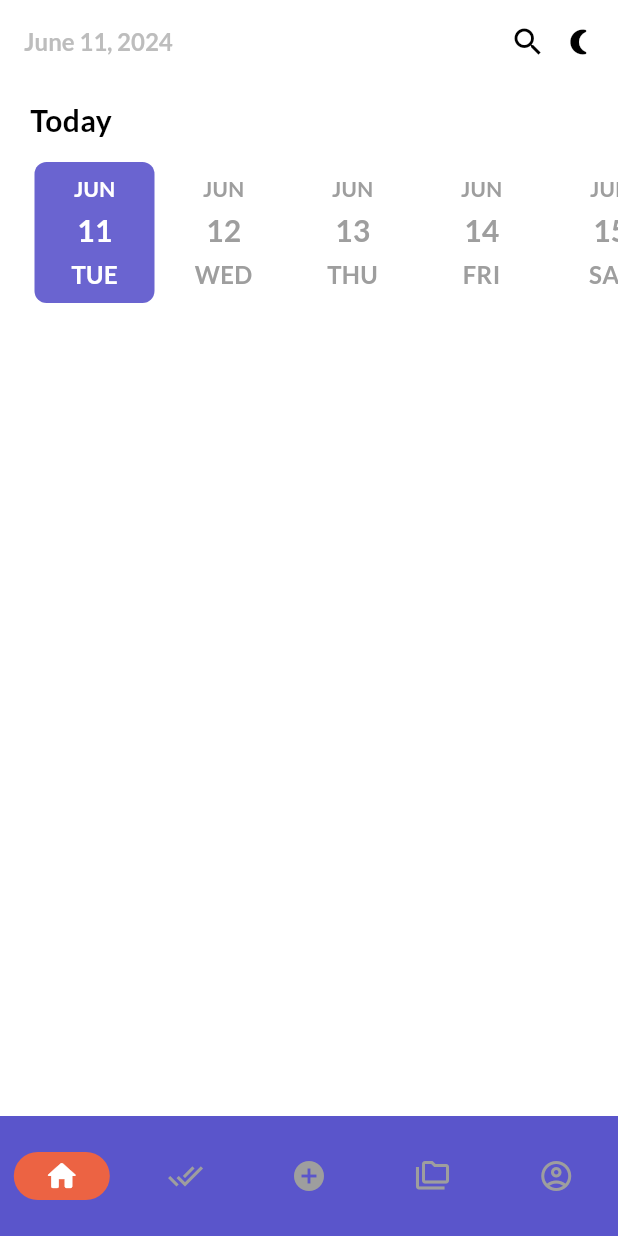
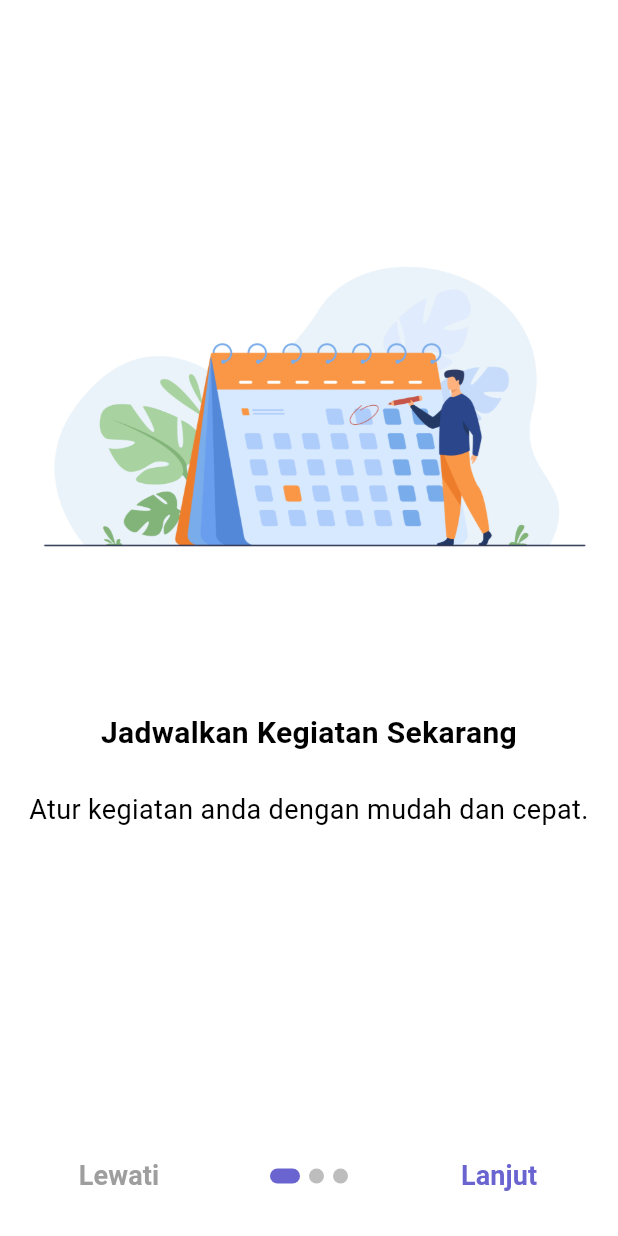
Before and after one commit to ratrimanik/notification_mobile_app, a Flutter app: the screen it shows after launch, on a phone screen of 412 x 824 dp. Run offline on Flutter 3.47's test engine with Material 3 defaults, Android fonts, the phone set to English and light mode, and no system bars; drawn by our look-alikes of date_picker_timeline, introduction_screen; our stand-ins replace flutter_local_notifications, flutter_staggered_animations, get, get_storage, google_fonts, permission_handler and 2 more; accounts and stored records are empty.

Commit message:
update splash and introscreen

```diff
--- /dev/null
+++ b/lib/ui/screen/intro_screen.dart
@@ -0,0 +1,111 @@
+import 'package:flutter/material.dart';
+import 'package:introduction_screen/introduction_screen.dart';
+import 'package:pd_app/ui/screen/login_screen.dart';
+import 'package:pd_app/ui/theme/theme.dart';
+
+class IntroScreen extends StatelessWidget {
+  const IntroScreen({super.key});
+
+  @override
+  Widget build(BuildContext context) {
+    const PageDecoration(
+      titleTextStyle: TextStyle(fontSize: 28, fontWeight: FontWeight.bold),
+      bodyTextStyle: TextStyle(fontSize: 19),
+    );
+
+    return Scaffold(
+      backgroundColor: Colors.white,
+      body: Padding(
+        padding: const EdgeInsets.only(top: 120.0),
+        child: IntroductionScreen(
+          globalBackgroundColor: Colors.white,
+          scrollPhysics: const BouncingScrollPhysics(),
+          pages: [
+            PageViewModel(
+              title: "Jadwalkan Kegiatan Sekarang",
+              body: "Atur kegiatan anda dengan mudah dan cepat.",
+              image: Image.asset(
+                "images/screen1.jpg",
+                height: 400,
+                width: 400,
+              ),
+            ),
+            PageViewModel(
+              title: "Kategorikan Kegiatan",
+              body:
+              "Kelompokkan kegiatan anda untuk manajemen waktu yang lebih baik.",
+              image: Image.asset(
+                "images/screen2.jpg",
+                height: 400,
+                width: 400,
+              ),
+            ),
+            PageViewModel(
+              title: "Maksimalkan Produktivitas",
+              body:
+              "Tuntaskan produktivitas anda dengan maksimal dan capai tujuan anda.",
+              image: Image.asset(
+                "images/screen3.jpg",
+                height: 400,
+                width: 400,
+              ),
+            ),
+          ],
+          onDone: () {},
+          onSkip: () {},
+          showSkipButton: true,
+          done: GestureDetector(
+            child: const Text(
+              "Mulai",
+              style: TextStyle(
+                fontWeight: FontWeight.bold,
+                fontSize: 18,
+                color: primaryClr,
+              ),
+            ),
+            onTap: () {
+              Navigator.push(
+                  context,
+                MaterialPageRoute(builder: (context) => const LoginScreen()),
+              );
+            },
+          ),
+          next: const Text(
+            "Lanjut",
+            style: TextStyle(
+              fontWeight: FontWeight.bold,
+              fontSize: 18,
+              color: primaryClr,
+            ),
+          ),
+          skip: GestureDetector(
+            child: const Text(
+              "Lewati",
+              style: TextStyle(
+                fontWeight: FontWeight.bold,
+                fontSize: 18,
+                color: Colors.grey,
+              ),
+            ),
+            onTap: () {
+              Navigator.push(
+                context,
+                MaterialPageRoute(builder: (context) => const LoginScreen()),
+              );
+            },
+          ),
+          dotsDecorator: DotsDecorator(
+            size: const Size.square(10.0),
+            activeSize: const Size(20.0, 10.0),
+            color: Colors.black26,
+            activeColor: primaryClr,
+            spacing: const EdgeInsets.symmetric(horizontal: 3.0),
+            activeShape: RoundedRectangleBorder(
+              borderRadius: BorderRadius.circular(25.0),
+            ),
+          ),
+        ),
+      ),
+    );
+  }
+}
--- a/lib/ui/screen/splash_screen.dart
+++ b/lib/ui/screen/splash_screen.dart
@@ -1,7 +1,7 @@
 import 'package:flutter/material.dart';
 import 'package:flutter/services.dart';
+import 'package:pd_app/ui/screen/intro_screen.dart';
 import 'package:pd_app/ui/theme/theme.dart';
-import 'package:pd_app/ui/widgets/mainwrapper.dart';
 
 class SplashScreen extends StatefulWidget {
   const SplashScreen({super.key});
@@ -20,7 +20,7 @@ class _SplashScreenState extends State<SplashScreen>
     Future.delayed(const Duration(seconds: 2), () {
       Navigator.of(context).pushReplacement(
         MaterialPageRoute(
-          builder: (_) => const MainWrapper(),
+          builder: (_) => const IntroScreen(),
         ),
       );
     });
--- a/pubspec.yaml
+++ b/pubspec.yaml
@@ -47,6 +47,7 @@ dependencies:
   permission_handler: ^11.0.1
   sqflite: ^2.3.2
   flutter_staggered_animations: ^1.1.1
+  introduction_screen: ^3.1.12
 
 dev_dependencies:
   flutter_test:
```
Also changed, not shown: lib/ui/screen/login_screen.dart (added, +46 -0 lines), images/auth.png (added), images/screen1.jpg (added), images/screen2.jpg (added), pubspec.lock, 1 other file.
